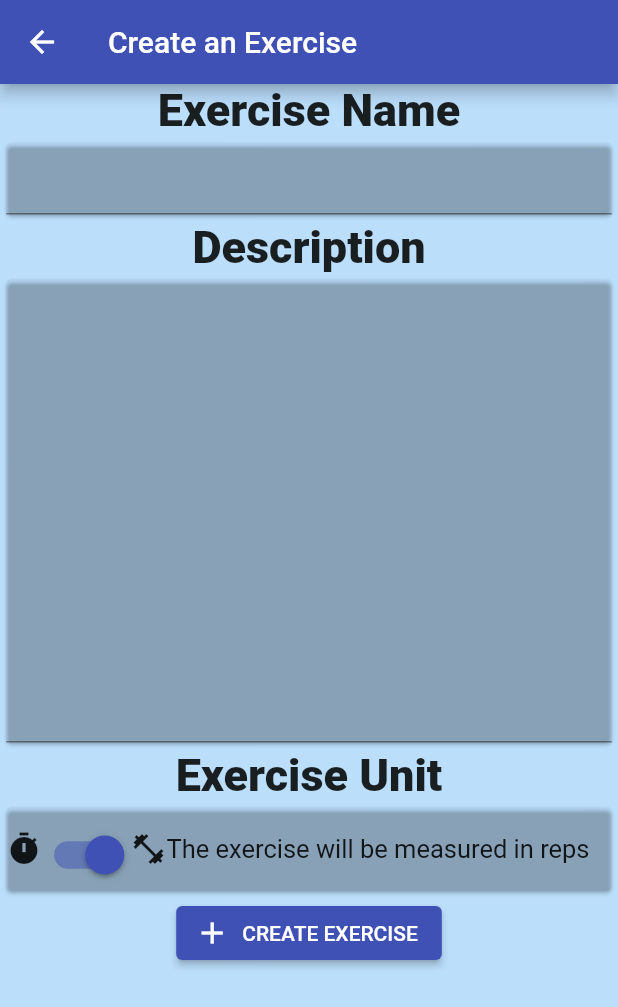
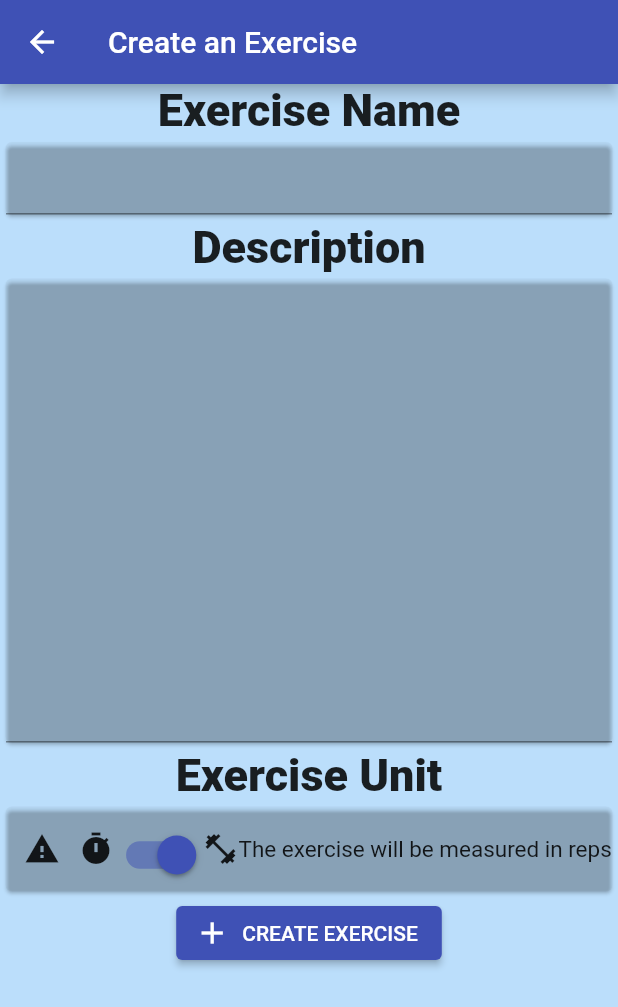
Before and after one commit to ramiro-marinio/gym-manager, a Flutter app: the CreateExercise screen opened directly, on a phone screen of 412 x 824 dp. Shown: the top 1007 px of the screen. Run offline on Flutter 3.47's test engine with Material 2 defaults, Android fonts, the phone set to English and light mode, and no system bars; drawn by our look-alikes of auto_size_text; our stand-ins replace gap, go_router, just_audio, shared_preferences, sqflite; accounts and stored records are empty.

Commit message:
Final touches before releasing the first version of the app. It lacks only a few function which may be added in a few days.

```diff
--- a/lib/widgets/pages/settings.dart
+++ b/lib/widgets/pages/settings.dart
@@ -88,7 +88,7 @@ class _SettingsPageState extends State<SettingsPage> {
                   showDialog(
                     context: context,
                     builder: (context) => AlertDialog(
-                      title: const Text("WARNING"),
+                      title: const Text("WARNING!"),
                       content: const Text(
                           "This will permanently delete all of your exercises, routines and statistics. You should only do this because of a critical reason, such as your database being corrupted. Proceed?"),
                       actions: [
--- a/lib/widgets/routine_creation/forms/exercises/create_exercise.dart
+++ b/lib/widgets/routine_creation/forms/exercises/create_exercise.dart
@@ -2,6 +2,7 @@ import 'package:auto_size_text/auto_size_text.dart';
 import 'package:flutter/material.dart';
 import 'package:gymmanager/db/resources/exercisetype.dart';
 import 'package:gymmanager/providers/dbprovider.dart';
+import 'package:gymmanager/widgets/infobutton.dart';
 import 'package:provider/provider.dart';
 
 class CreateExercise extends StatefulWidget {
@@ -74,6 +75,11 @@ class _CreateExerciseState extends State<CreateExercise> {
                     color: Colors.transparent,
                     child: Row(
                       children: [
+                        const InfoButton(
+                            title: 'Warning',
+                            text:
+                                'This field cannot be changed after creating the exercise. Choose it carefully.',
+                            icon: Icon(Icons.warning)),
                         const Icon(Icons.timer),
                         Padding(
                           padding: const EdgeInsets.only(top: 8),
@@ -81,11 +87,13 @@ class _CreateExerciseState extends State<CreateExercise> {
                             scale: 1.3,
                             child: Switch(
                               value: repunit!,
-                              onChanged: (value) {
-                                setState(() {
-                                  repunit = !repunit!;
-                                });
-                              },
+                              onChanged: !widget.modifyMode
+                                  ? (value) {
+                                      setState(() {
+                                        repunit = !repunit!;
+                                      });
+                                    }
+                                  : null,
                             ),
                           ),
                         ),
```
Also changed, not shown: lib/providers/dbprovider.dart (+35 -0 lines), assets/icon.png, 27 other files.
